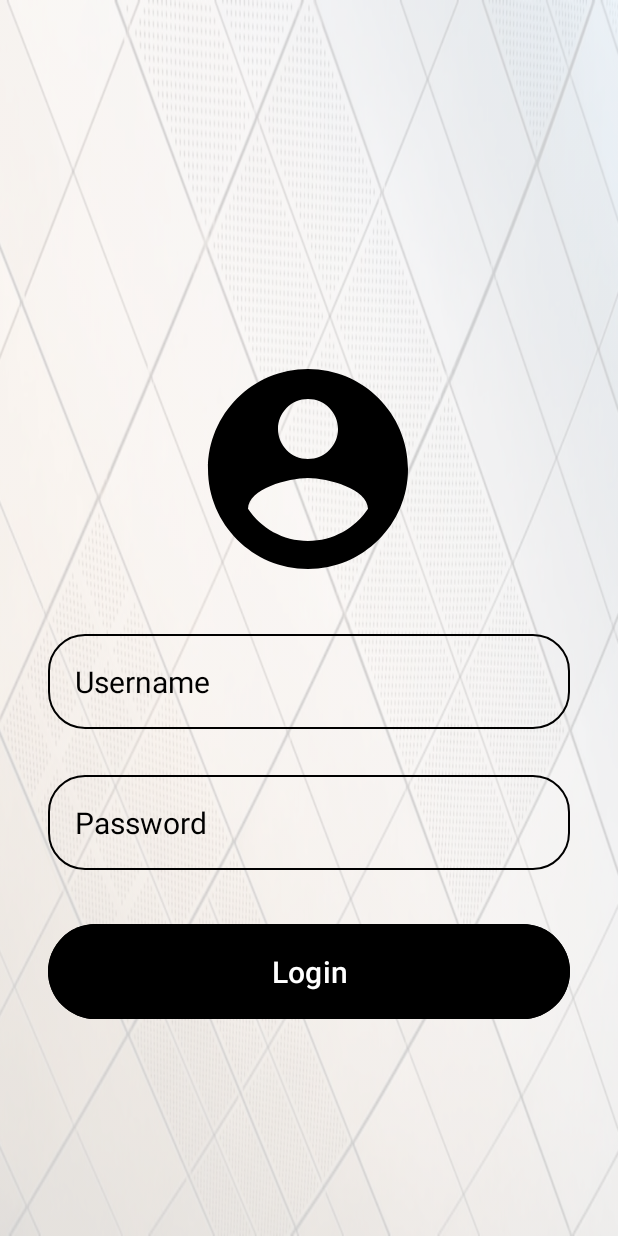
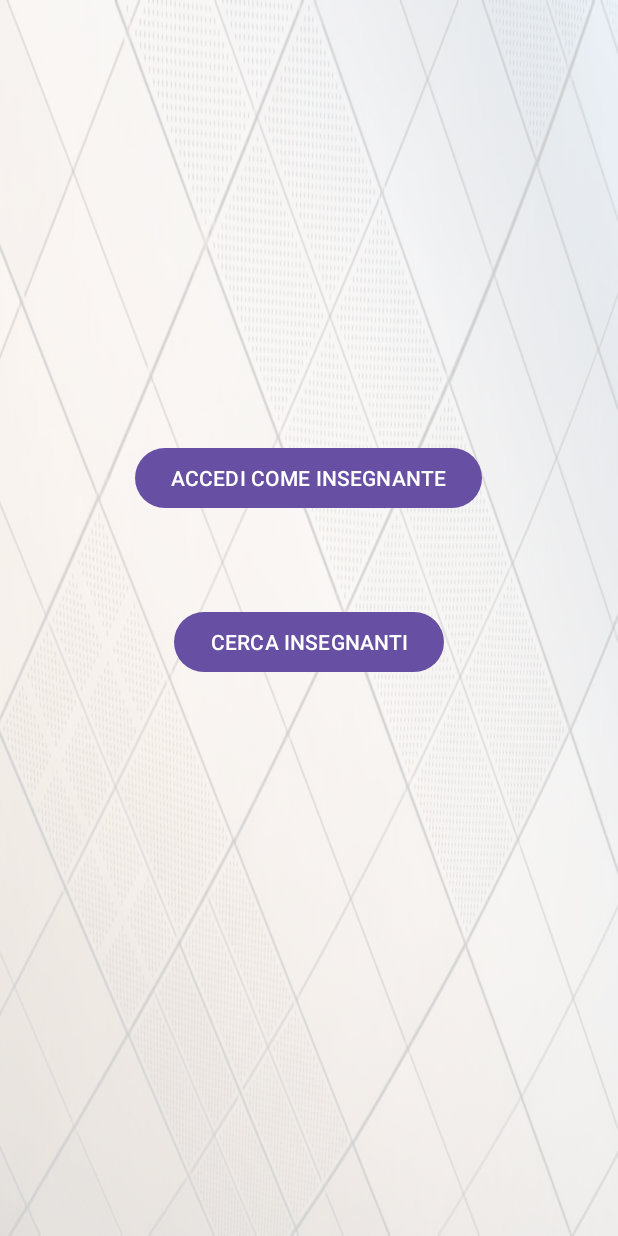
Before and after one commit to Ansia22/SessioneStudio, an Android app: the home screen opened directly, with no data from a screen before it, on a phone screen of 412 x 824 dp. Run offline under Robolectric (Android 15) with nearby library versions, the phone set to English and light mode, and no system bars.

Commit message:
Update activity_home.xml

```diff
--- a/app/src/main/res/layout/activity_home.xml
+++ b/app/src/main/res/layout/activity_home.xml
@@ -8,83 +8,28 @@
     android:background="@drawable/background_image"
     tools:context=".home">
 
-    <LinearLayout
-        android:layout_width="match_parent"
+
+    <Button
+        android:id="@+id/accediButton"
+        android:layout_width="wrap_content"
         android:layout_height="wrap_content"
-        android:gravity="center"
-        android:orientation="vertical"
-        tools:ignore="MissingConstraints">
-
-
-    </LinearLayout>
-
-    <ImageView
-        android:id="@+id/imageView2"
-        android:layout_width="160dp"
-        android:layout_height="160dp"
-        android:src="@drawable/icon_account"
-        app:layout_constraintBottom_toBottomOf="parent"
+        android:onClick="passa"
+        android:text="ACCEDI COME INSEGNANTE"
+        app:layout_constraintBottom_toTopOf="@+id/cercaButton"
         app:layout_constraintEnd_toEndOf="parent"
-        app:layout_constraintHorizontal_bias="0.498"
+        app:layout_constraintHorizontal_bias="0.497"
         app:layout_constraintStart_toStartOf="parent"
         app:layout_constraintTop_toTopOf="parent"
-        app:layout_constraintVertical_bias="0.35" />
+        app:layout_constraintVertical_bias="0.827" />
 
-    <EditText
-        android:id="@+id/username_input"
-        android:layout_width="match_parent"
+    <Button
+        android:id="@+id/cercaButton"
+        android:layout_width="wrap_content"
         android:layout_height="wrap_content"
-        android:layout_margin="32dp"
-        android:background="@drawable/cornice_tonda"
-        android:hint="Username"
-        android:inputType="textEmailAddress"
-        android:padding="18dp"
-        android:textColor="@color/black"
-        android:textColorHint="@color/black"
-        android:textSize="20sp"
-        app:layout_constraintBottom_toTopOf="@+id/password_input"
-        app:layout_constraintEnd_toEndOf="parent"
-        app:layout_constraintStart_toStartOf="parent"
-        app:layout_constraintTop_toBottomOf="@+id/imageView2"
-        app:layout_constraintVertical_bias="0.625"
-        tools:ignore="MissingConstraints" />
-
-    <EditText
-        android:id="@+id/password_input"
-        android:layout_width="match_parent"
-        android:layout_height="wrap_content"
-        android:layout_margin="32dp"
-        android:background="@drawable/cornice_tonda"
-        android:hint="Password"
-        android:inputType="textPassword"
-        android:padding="18dp"
-        android:textColor="@color/black"
-        android:textColorHint="@color/black"
-        android:textSize="20sp"
+        android:text="CERCA INSEGNANTI"
         app:layout_constraintBottom_toBottomOf="parent"
         app:layout_constraintEnd_toEndOf="parent"
         app:layout_constraintStart_toStartOf="parent"
         app:layout_constraintTop_toTopOf="parent"
-        app:layout_constraintVertical_bias="0.696"
-        tools:ignore="MissingConstraints" />
-
-    <Button
-        android:id="@+id/login_btn"
-        android:layout_width="match_parent"
-        android:layout_height="wrap_content"
-        android:layout_margin="32dp"
-        android:backgroundTint="@color/black"
-        android:padding="18dp"
-        android:text="Login"
-        android:textColor="@color/white"
-        android:textSize="20sp"
-        app:layout_constraintBottom_toBottomOf="parent"
-        app:layout_constraintEnd_toEndOf="parent"
-        app:layout_constraintHorizontal_bias="0.25"
-        app:layout_constraintStart_toStartOf="parent"
-        app:layout_constraintTop_toBottomOf="@+id/password_input"
-        app:layout_constraintVertical_bias="0.0"
-        tools:ignore="MissingConstraints" />
-
-
+        app:layout_constraintVertical_bias="0.521" />
 </androidx.constraintlayout.widget.ConstraintLayout>
```
